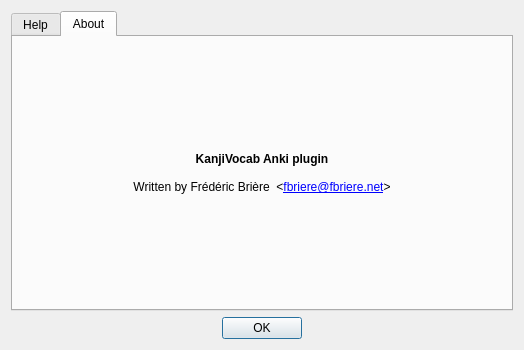
Above: kanjivocab/help.ui from fbriere/anki-kanjivocab before the change. Below: the same form after it.
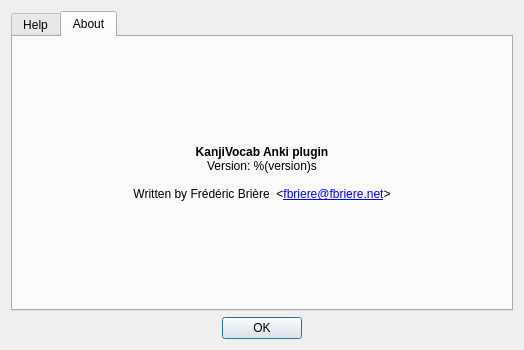
That is the form after the change. The open tabs and pages were chosen to show the change.

Commit message: Display version in Help/About dialog

Patch:
```diff
--- a/kanjivocab/help.ui
+++ b/kanjivocab/help.ui
@@ -57,6 +57,7 @@
 p, li { white-space: pre-wrap; }
 &lt;/style&gt;&lt;/head&gt;&lt;body style=&quot; font-family:'Sans Serif'; font-size:9pt; font-weight:400; font-style:normal;&quot;&gt;
 &lt;p align=&quot;center&quot; style=&quot; margin-top:0px; margin-bottom:0px; margin-left:0px; margin-right:0px; -qt-block-indent:0; text-indent:0px;&quot;&gt;&lt;span style=&quot; font-weight:600;&quot;&gt;KanjiVocab Anki plugin&lt;/span&gt;&lt;/p&gt;
+&lt;p align=&quot;center&quot; style=&quot; margin-top:0px; margin-bottom:0px; margin-left:0px; margin-right:0px; -qt-block-indent:0; text-indent:0px;&quot;&gt;Version: %(version)s&lt;/p&gt;
 &lt;p align=&quot;center&quot; style=&quot;-qt-paragraph-type:empty; margin-top:0px; margin-bottom:0px; margin-left:0px; margin-right:0px; -qt-block-indent:0; text-indent:0px;&quot;&gt;&lt;br /&gt;&lt;/p&gt;
 &lt;p align=&quot;center&quot; style=&quot; margin-top:0px; margin-bottom:0px; margin-left:0px; margin-right:0px; -qt-block-indent:0; text-indent:0px;&quot;&gt;Written by Frédéric Brière  &amp;lt;&lt;a href=&quot;mailto:fbriere@fbriere.net&quot;&gt;&lt;span style=&quot; text-decoration: underline; color:#0000ff;&quot;&gt;fbriere@fbriere.net&lt;/span&gt;&lt;/a&gt;&amp;gt;&lt;/p&gt;&lt;/body&gt;&lt;/html&gt;</string>
          </property>
```
Left out of the diff: 8 changed lines with no effect on the pictures. The commit also changes 1 other file.
